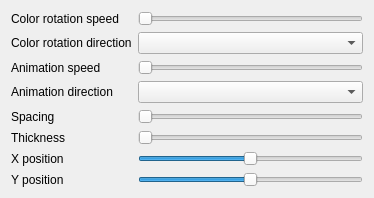
This is Effects/Hypnotoad/Hypnotoad.ui in DLdota/OpenRGBEffectsPlugin as Qt 5 draws it before an edit. The edited form follows.
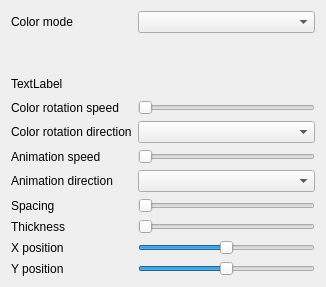
This is the edited form. Custom widgets are drawn as their Qt base class.

Commit message: Add custom colors to hypnotoad

```diff
--- a/Effects/Hypnotoad/Hypnotoad.ui
+++ b/Effects/Hypnotoad/Hypnotoad.ui
@@ -6,24 +6,20 @@
    <rect>
     <x>0</x>
     <y>0</y>
-    <width>374</width>
-    <height>194</height>
+    <width>326</width>
+    <height>287</height>
    </rect>
   </property>
   <property name="windowTitle">
    <string>Form</string>
   </property>
   <layout class="QGridLayout" name="gridLayout">
-   <item row="0" column="0">
-    <widget class="QLabel" name="color_rotation_speed_label">
-     <property name="text">
-      <string>Color rotation speed</string>
-     </property>
-    </widget>
-   </item>
-   <item row="2" column="1">
-    <widget class="QTooltipedSlider" name="animation_speed">
+   <item row="8" column="1">
+    <widget class="QTooltipedSlider" name="thickness">
      <property name="minimum">
+      <number>1</number>
+     </property>
+     <property name="maximum">
       <number>10</number>
      </property>
      <property name="orientation">
@@ -31,118 +27,138 @@
      </property>
     </widget>
    </item>
+   <item row="6" column="1">
+    <widget class="QComboBox" name="animation_direction"/>
+   </item>
    <item row="4" column="0">
-    <widget class="QLabel" name="spacing_label">
-     <property name="text">
-      <string>Spacing</string>
-     </property>
-    </widget>
-   </item>
-   <item row="1" column="0">
     <widget class="QLabel" name="color_rotation_direction_label">
      <property name="text">
       <string>Color rotation direction</string>
      </property>
     </widget>
    </item>
+   <item row="1" column="0" colspan="2">
+    <widget class="ColorsPicker" name="colors_picker" native="true"/>
+   </item>
+   <item row="9" column="1">
+    <widget class="QTooltipedSlider" name="cx">
+     <property name="maximum">
+      <number>100</number>
+     </property>
+     <property name="value">
+      <number>50</number>
+     </property>
+     <property name="orientation">
+      <enum>Qt::Horizontal</enum>
+     </property>
+    </widget>
+   </item>
+   <item row="9" column="0">
+    <widget class="QLabel" name="cx_label">
+     <property name="text">
+      <string>X position</string>
+     </property>
+    </widget>
+   </item>
    <item row="4" column="1">
-    <widget class="QTooltipedSlider" name="spacing">
-     <property name="minimum">
-      <number>1</number>
-     </property>
-     <property name="maximum">
-      <number>10</number>
-     </property>
-     <property name="orientation">
-      <enum>Qt::Horizontal</enum>
-     </property>
-    </widget>
-   </item>
-   <item row="0" column="1">
-    <widget class="QTooltipedSlider" name="color_rotation_speed">
-     <property name="minimum">
-      <number>10</number>
-     </property>
-     <property name="orientation">
-      <enum>Qt::Horizontal</enum>
-     </property>
-    </widget>
-   </item>
-   <item row="7" column="1">
-    <widget class="QTooltipedSlider" name="cy">
-     <property name="maximum">
-      <number>100</number>
-     </property>
-     <property name="singleStep">
-      <number>1</number>
-     </property>
-     <property name="pageStep">
-      <number>10</number>
-     </property>
-     <property name="value">
-      <number>50</number>
-     </property>
-     <property name="orientation">
-      <enum>Qt::Horizontal</enum>
-     </property>
-    </widget>
-   </item>
-   <item row="1" column="1">
     <widget class="QComboBox" name="color_rotation_direction"/>
    </item>
-   <item row="7" column="0">
-    <widget class="QLabel" name="cy_label">
-     <property name="text">
-      <string>Y position</string>
-     </property>
-    </widget>
-   </item>
-   <item row="3" column="0">
-    <widget class="QLabel" name="animation_direction_label">
-     <property name="text">
-      <string>Animation direction</string>
-     </property>
-    </widget>
-   </item>
-   <item row="5" column="1">
-    <widget class="QTooltipedSlider" name="thickness">
-     <property name="minimum">
-      <number>1</number>
-     </property>
-     <property name="maximum">
-      <number>10</number>
-     </property>
-     <property name="orientation">
-      <enum>Qt::Horizontal</enum>
-     </property>
-    </widget>
-   </item>
-   <item row="2" column="0">
+   <item row="5" column="0">
     <widget class="QLabel" name="animation_speed_label">
      <property name="text">
       <string>Animation speed</string>
      </property>
     </widget>
    </item>
-   <item row="5" column="0">
+   <item row="0" column="0">
+    <widget class="QLabel" name="color_mode_label">
+     <property name="text">
+      <string>Color mode</string>
+     </property>
+    </widget>
+   </item>
+   <item row="3" column="1">
+    <widget class="QTooltipedSlider" name="color_rotation_speed">
+     <property name="minimum">
+      <number>10</number>
+     </property>
+     <property name="orientation">
+      <enum>Qt::Horizontal</enum>
+     </property>
+    </widget>
+   </item>
+   <item row="8" column="0">
     <widget class="QLabel" name="thickness_label">
      <property name="text">
       <string>Thickness</string>
      </property>
     </widget>
    </item>
+   <item row="7" column="0">
+    <widget class="QLabel" name="spacing_label">
+     <property name="text">
+      <string>Spacing</string>
+     </property>
+    </widget>
+   </item>
+   <item row="7" column="1">
+    <widget class="QTooltipedSlider" name="spacing">
+     <property name="minimum">
+      <number>1</number>
+     </property>
+     <property name="maximum">
+      <number>10</number>
+     </property>
+     <property name="orientation">
+      <enum>Qt::Horizontal</enum>
+     </property>
+    </widget>
+   </item>
    <item row="6" column="0">
-    <widget class="QLabel" name="cx_label">
+    <widget class="QLabel" name="animation_direction_label">
      <property name="text">
-      <string>X position</string>
+      <string>Animation direction</string>
      </property>
     </widget>
    </item>
-   <item row="6" column="1">
-    <widget class="QTooltipedSlider" name="cx">
+   <item row="10" column="0">
+    <widget class="QLabel" name="cy_label">
+     <property name="text">
+      <string>Y position</string>
+     </property>
+    </widget>
+   </item>
+   <item row="3" column="0">
+    <widget class="QLabel" name="color_rotation_speed_label">
+     <property name="text">
+      <string>Color rotation speed</string>
+     </property>
+    </widget>
+   </item>
+   <item row="0" column="1">
+    <widget class="QComboBox" name="color_mode"/>
+   </item>
+   <item row="5" column="1">
+    <widget class="QTooltipedSlider" name="animation_speed">
+     <property name="minimum">
+      <number>10</number>
+     </property>
+     <property name="orientation">
+      <enum>Qt::Horizontal</enum>
+     </property>
+    </widget>
+   </item>
+   <item row="10" column="1">
+    <widget class="QTooltipedSlider" name="cy">
      <property name="maximum">
       <number>100</number>
      </property>
+     <property name="singleStep">
+      <number>1</number>
+     </property>
+     <property name="pageStep">
+      <number>10</number>
+     </property>
      <property name="value">
       <number>50</number>
      </property>
@@ -151,8 +167,33 @@
      </property>
     </widget>
    </item>
-   <item row="3" column="1">
-    <widget class="QComboBox" name="animation_direction"/>
+   <item row="2" column="0" colspan="2">
+    <widget class="QLabel" name="gradient">
+     <property name="sizePolicy">
+      <sizepolicy hsizetype="Expanding" vsizetype="Preferred">
+       <horstretch>0</horstretch>
+       <verstretch>0</verstretch>
+      </sizepolicy>
+     </property>
+     <property name="minimumSize">
+      <size>
+       <width>0</width>
+       <height>20</height>
+      </size>
+     </property>
+     <property name="maximumSize">
+      <size>
+       <width>16777215</width>
+       <height>20</height>
+      </size>
+     </property>
+     <property name="text">
+      <string>TextLabel</string>
+     </property>
+     <property name="scaledContents">
+      <bool>true</bool>
+     </property>
+    </widget>
    </item>
   </layout>
  </widget>
@@ -162,6 +203,12 @@
    <extends>QSlider</extends>
    <header location="global">QTooltipedSlider.h</header>
   </customwidget>
+  <customwidget>
+   <class>ColorsPicker</class>
+   <extends>QWidget</extends>
+   <header location="global">ColorsPicker.h</header>
+   <container>1</container>
+  </customwidget>
  </customwidgets>
  <resources/>
  <connections/>
```
The commit also changes 2 other files.
